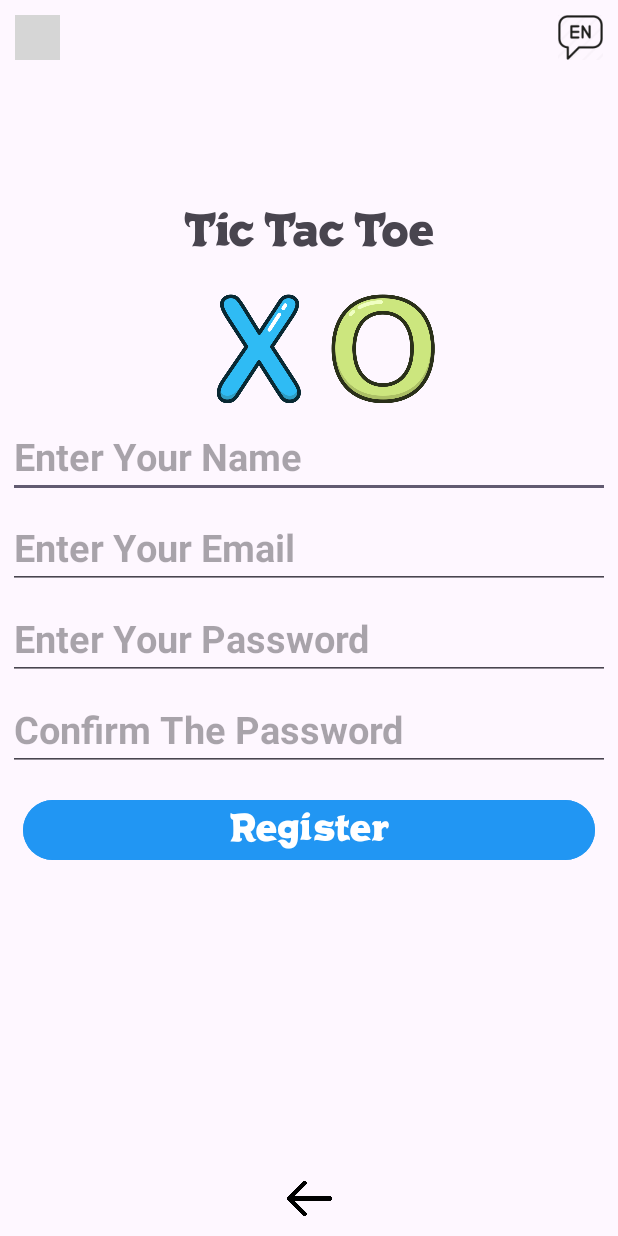
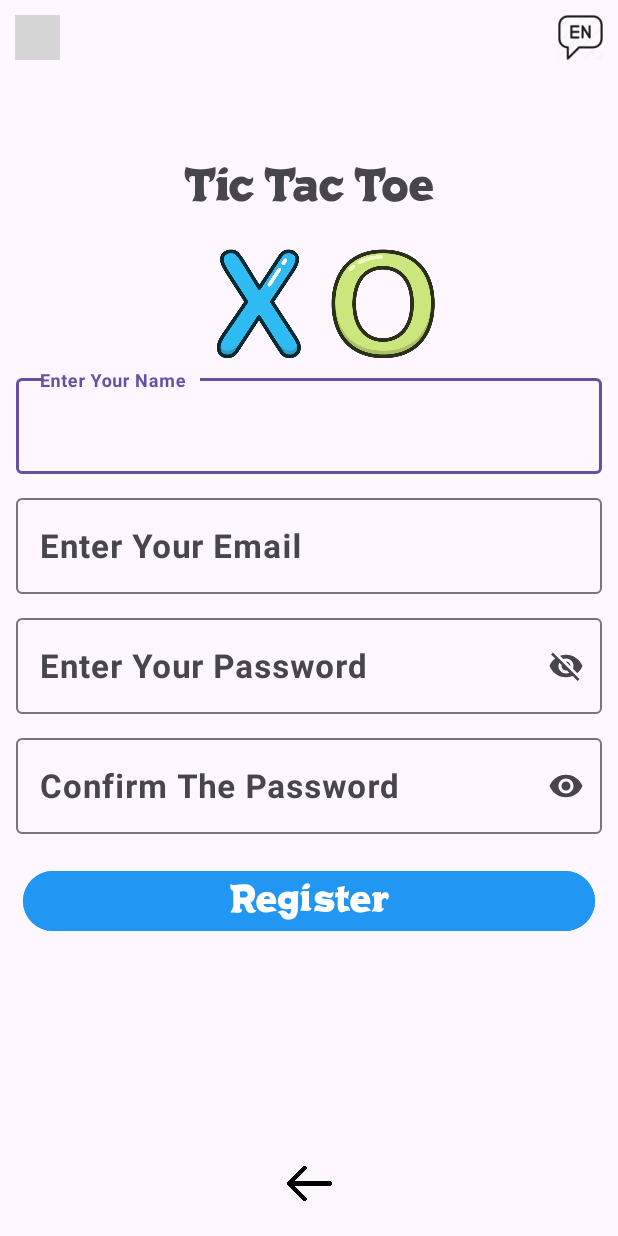
Before and after one commit to HendSayed25/XO_Game, an Android app: the RegisterActivity screen opened directly, with no data from a screen before it, on a phone screen of 412 x 824 dp. Run offline under Robolectric (Android 15) with nearby library versions, the phone set to English and light mode, and no system bars; grey boxes are pictures that could not be loaded.

Commit message:
edit the design of editText edit the sounds of game

```diff
--- a/app/src/main/AndroidManifest.xml
+++ b/app/src/main/AndroidManifest.xml
@@ -12,9 +12,7 @@
         android:supportsRtl="true"
         android:theme="@style/Theme.XO_Game"
         tools:targetApi="31" >
-        <activity
-            android:name=".GameActivity_withAI"
-            android:exported="false" />
+
         <activity
             android:name=".RegisterActivity"
             android:exported="false" />
--- a/app/src/main/java/com/example/xo_game/GameActivity.java
+++ b/app/src/main/java/com/example/xo_game/GameActivity.java
@@ -61,6 +61,7 @@ public class GameActivity extends AppCompatActivity {
         player1.setText(getIntent().getStringExtra("firstName"));
         player2.setText(getIntent().getStringExtra("secondName"));
         withAi=getIntent().getBooleanExtra("Ai",false);
+
 
         //initialize the buttons at the beginning of game or when someone won or draw
         initBoardState();
@@ -146,7 +147,7 @@ public class GameActivity extends AppCompatActivity {
         }
     }
     public void onPlayerClick(View v) {
-        if(sound) {
+        if(sound_icon.getVisibility()==View.VISIBLE) {
             //play the sound
             media = MediaPlayer.create(GameActivity.this, R.raw.click);
             media.start();
--- a/app/src/main/java/com/example/xo_game/RegisterActivity.java
+++ b/app/src/main/java/com/example/xo_game/RegisterActivity.java
@@ -24,7 +24,7 @@ public class RegisterActivity extends AppCompatActivity {
     Button register_btn;
     UserDatabase db;
     MediaPlayer media;
-    Boolean sound;
+    Boolean sound=true;
     ImageView sound_icon,noSound_icon,language_icon,back_icon;
     String []languages={"English","Arabic","German","French","Italiano"};
 
@@ -125,12 +125,12 @@ public class RegisterActivity extends AppCompatActivity {
     @Override
     protected void onResume() {
         super.onResume();
-        if(sound) {
+       if(sound) {
             //play the sound
-            media.start();
-            media = MediaPlayer.create(RegisterActivity.this, R.raw.login_or_register);
-            media.isLooping();
-        }
+             media = MediaPlayer.create(RegisterActivity.this, R.raw.login_or_register);
+             media.start();
+             media.setLooping(true);
+       }
 
     }
 
--- a/app/src/main/res/layout/activity_register.xml
+++ b/app/src/main/res/layout/activity_register.xml
@@ -43,7 +43,7 @@
         android:id="@+id/title"
         android:layout_width="wrap_content"
         android:layout_height="wrap_content"
-        android:layout_marginTop="140dp"
+        android:layout_marginTop="110dp"
         android:text="@string/tic_tac_toe"
         android:textSize="30sp"
         android:fontFamily="@font/chrustyrock_orla"
@@ -70,58 +70,96 @@
         android:src="@drawable/o_icon"
         app:layout_constraintEnd_toEndOf="parent"
         app:layout_constraintTop_toBottomOf="@id/title" />
+    <com.google.android.material.textfield.TextInputLayout
+        android:layout_width="match_parent"
+        android:layout_height="wrap_content"
+        android:id="@+id/input_name"
+        app:layout_constraintTop_toBottomOf="@id/x_icon"
+        android:layout_margin="5dp">
         <EditText
             android:id="@+id/Name_register"
             android:layout_width="match_parent"
             android:layout_height="wrap_content"
             app:layout_constraintTop_toBottomOf="@id/x_icon"
             app:layout_constraintStart_toStartOf="parent"
-        android:textSize="25sp"
+            android:textSize="22sp"
             android:textStyle="bold"
             android:hint="@string/enter_your_name"
             android:layout_margin="5dp"
             />
+
+    </com.google.android.material.textfield.TextInputLayout>
+
+    <com.google.android.material.textfield.TextInputLayout
+        android:layout_width="match_parent"
+        android:layout_height="wrap_content"
+        android:id="@+id/input_email"
+        app:layout_constraintTop_toBottomOf="@id/input_name"
+        android:layout_margin="5dp">
         <EditText
             android:id="@+id/email_register"
             android:layout_width="match_parent"
             android:layout_height="wrap_content"
             app:layout_constraintTop_toBottomOf="@id/Name_register"
             app:layout_constraintStart_toStartOf="parent"
-        android:textSize="25sp"
+            android:textSize="22sp"
             android:textStyle="bold"
             android:hint="@string/enter_your_email"
             android:layout_margin="5dp"
             />
+
+    </com.google.android.material.textfield.TextInputLayout>
+
+
+
+<com.google.android.material.textfield.TextInputLayout
+    android:layout_width="match_parent"
+    android:layout_height="wrap_content"
+    app:layout_constraintTop_toBottomOf="@id/input_email"
+    app:endIconMode="password_toggle"
+    android:id="@+id/input_pass"
+    android:layout_margin="5dp">
+
     <EditText
         android:id="@+id/password_register"
         android:layout_width="match_parent"
         android:layout_height="wrap_content"
         app:layout_constraintTop_toBottomOf="@id/email_register"
         app:layout_constraintStart_toStartOf="parent"
-        android:textSize="25sp"
+        android:textSize="22sp"
         android:textStyle="bold"
         android:hint="@string/enter_your_password"
-        android:layout_margin="5dp"
-        android:inputType="textPassword"
+        android:layout_margin="5dp"/>
 
-        />
+</com.google.android.material.textfield.TextInputLayout>
+
+    <com.google.android.material.textfield.TextInputLayout
+        android:layout_width="match_parent"
+        android:layout_height="wrap_content"
+        app:layout_constraintTop_toBottomOf="@id/input_pass"
+        app:endIconMode="password_toggle"
+        android:id="@+id/input_confirm"
+        android:layout_margin="5dp">
         <EditText
             android:id="@+id/confirm_password_register"
             android:layout_width="match_parent"
             android:layout_height="wrap_content"
             app:layout_constraintTop_toBottomOf="@id/password_register"
             app:layout_constraintStart_toStartOf="parent"
-        android:textSize="25sp"
+            android:textSize="22sp"
             android:textStyle="bold"
             android:hint="@string/confirm_the_password"
             android:layout_margin="5dp"
             android:inputType="textPassword"
             />
+
+    </com.google.android.material.textfield.TextInputLayout>
+
     <Button
         android:id="@+id/register_btn"
         android:layout_width="match_parent"
         android:layout_height="wrap_content"
-        app:layout_constraintTop_toBottomOf="@id/confirm_password_register"
+        app:layout_constraintTop_toBottomOf="@id/input_confirm"
         android:layout_margin="15dp"
         android:backgroundTint="@color/blue"
         android:text="@string/register"
@@ -137,7 +175,7 @@
         app:layout_constraintStart_toStartOf="parent"
         app:layout_constraintEnd_toEndOf="parent"
         android:src="@drawable/back"
-        android:layout_margin="10dp"
+        android:layout_marginBottom="20dp"
 
         />
 
--- a/app/src/main/res/values/strings.xml
+++ b/app/src/main/res/values/strings.xml
@@ -10,9 +10,11 @@
     <string name="sign_up">Sign Up</string>
     <string name="choose_your_play_mode">Choose Your Play Mode</string>
     <string name="with_a_friend">With a Friend</string>
-    <string name="with_ai">With Ai</string>
+    <string name="with_ai">With AI</string>
     <string name="enter_first_name">Enter First Name</string>
     <string name="enter_second_name">Enter Second Name</string>
     <string name="let_s_play">Let\'s Play</string>
     <string name="draw">draw</string>
+    <string name="You">You</string>
+    <string name="computer">Computer</string>
 </resources>
```
Also changed, not shown: app/src/main/java/com/example/xo_game/HomeActivity.java (+34 -2 lines), app/src/main/res/layout/activity_game.xml (+10 -13 lines), app/src/main/res/layout/activity_home.xml (+18 -1 lines), app/src/main/res/layout/activity_login.xml (+24 -4 lines), 4 other files. Lines whose indentation alone changed are shown as unchanged.
